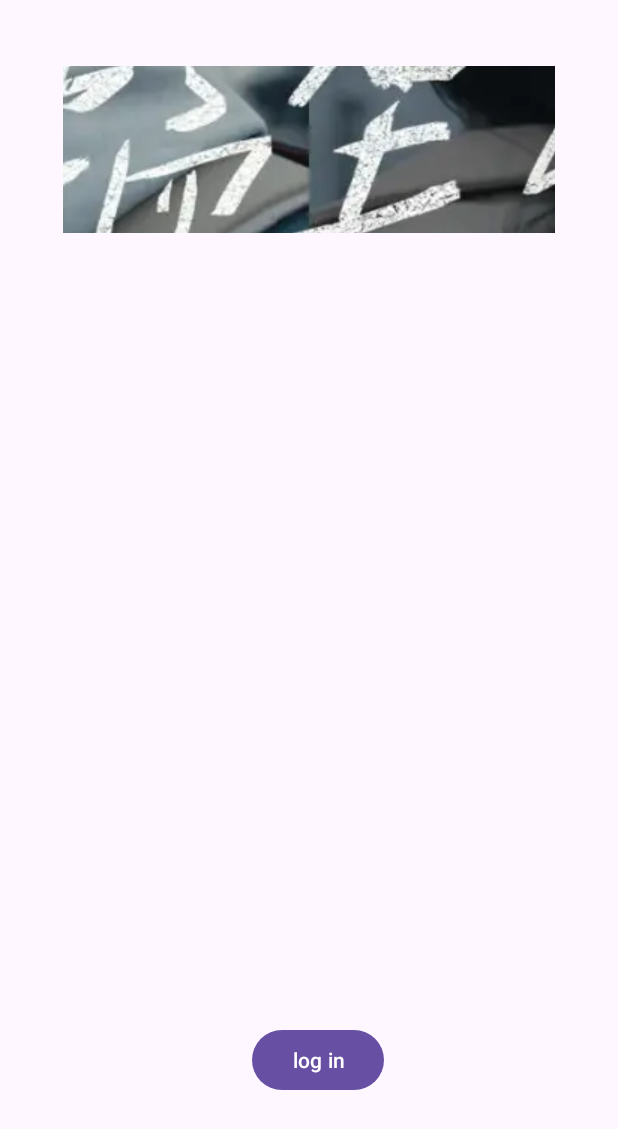
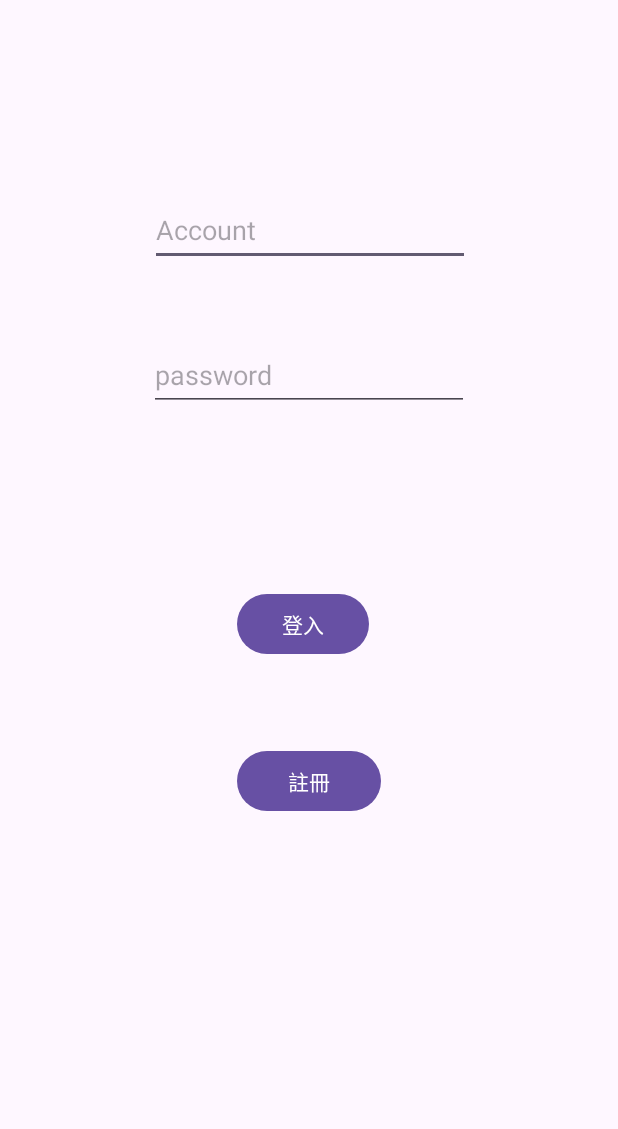
Before and after one commit to How-Wang/Andriod_studio_test, an Android app: the screen it shows after launch (MainActivity before the commit, login_act after it), on a phone screen of 412 x 824 dp. Shown: the top 1129 px of the screen. Run offline under Robolectric (Android 15) with nearby library versions, the phone set to English and light mode, and no system bars.

Commit message:
change start menu

```diff
--- a/app/src/main/AndroidManifest.xml
+++ b/app/src/main/AndroidManifest.xml
@@ -17,7 +17,7 @@
             android:name=".Signup_Act"
             android:exported="false" />
         <activity
-            android:name=".login_act"
+            android:name=".MainActivity"
             android:exported="false" />
         <activity
             android:name=".China_Game2"
@@ -26,7 +26,7 @@
             android:name=".China_Game1"
             android:exported="false" />
         <activity
-            android:name=".MainActivity"
+            android:name=".login_act"
             android:exported="true">
             <intent-filter>
                 <action android:name="android.intent.action.MAIN" />
--- a/app/src/main/res/layout/activity_login.xml
+++ b/app/src/main/res/layout/activity_login.xml
@@ -47,7 +47,7 @@
         android:layout_marginEnd="166dp"
         android:layout_marginBottom="45dp"
         android:onClick="loginAct"
-        android:text="Login"
+        android:text="登入"
         app:layout_constraintBottom_toTopOf="@+id/button6"
         app:layout_constraintEnd_toEndOf="parent"
         app:layout_constraintStart_toStartOf="parent"
@@ -61,7 +61,7 @@
         android:layout_marginEnd="158dp"
         android:layout_marginBottom="279dp"
         android:onClick="SignupAct"
-        android:text="Sign up"
+        android:text="註冊"
         app:layout_constraintBottom_toBottomOf="parent"
         app:layout_constraintEnd_toEndOf="parent"
         app:layout_constraintStart_toStartOf="parent" />
--- a/app/src/main/res/layout/activity_main.xml
+++ b/app/src/main/res/layout/activity_main.xml
@@ -18,21 +18,4 @@
         app:layout_constraintTop_toTopOf="parent"
         app:srcCompat="@drawable/_3783935_1097602047078723_1219890408507572224_o" />
 
-    <Button
-        android:id="@+id/button"
-        android:layout_width="wrap_content"
-        android:layout_height="wrap_content"
-        android:layout_marginStart="168dp"
-        android:layout_marginTop="481dp"
-        android:layout_marginEnd="157dp"
-        android:layout_marginBottom="47dp"
-        android:onClick="loginClicked"
-        android:text="log in"
-        android:visibility="visible"
-        app:layout_constraintBottom_toBottomOf="parent"
-        app:layout_constraintEnd_toEndOf="parent"
-        app:layout_constraintHorizontal_bias="0.46"
-        app:layout_constraintStart_toStartOf="parent"
-        app:layout_constraintTop_toBottomOf="@+id/China_button"
-        tools:visibility="visible" />
 </androidx.constraintlayout.widget.ConstraintLayout>
--- a/app/src/main/res/layout/activity_signup.xml
+++ b/app/src/main/res/layout/activity_signup.xml
@@ -42,7 +42,7 @@
         android:layout_marginTop="59dp"
         android:layout_marginEnd="161dp"
         android:onClick="signupClicked"
-        android:text="sign up"
+        android:text="註冊"
         app:layout_constraintEnd_toEndOf="parent"
         app:layout_constraintStart_toStartOf="parent"
         app:layout_constraintTop_toBottomOf="@+id/SignupPassword" />
```
Also changed, not shown: app/src/main/java/com/example/tutorial/Signup_Act.java (+9 -3 lines), app/src/main/java/com/example/tutorial/login_act.java (+10 -4 lines).
